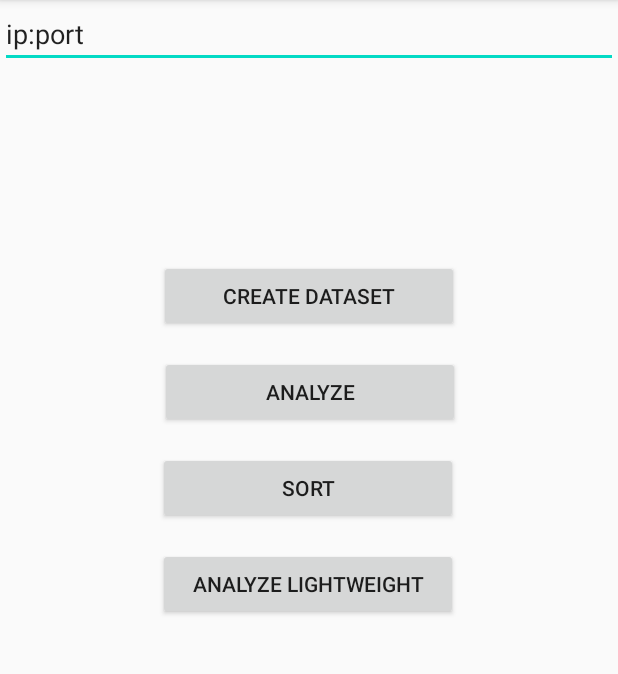
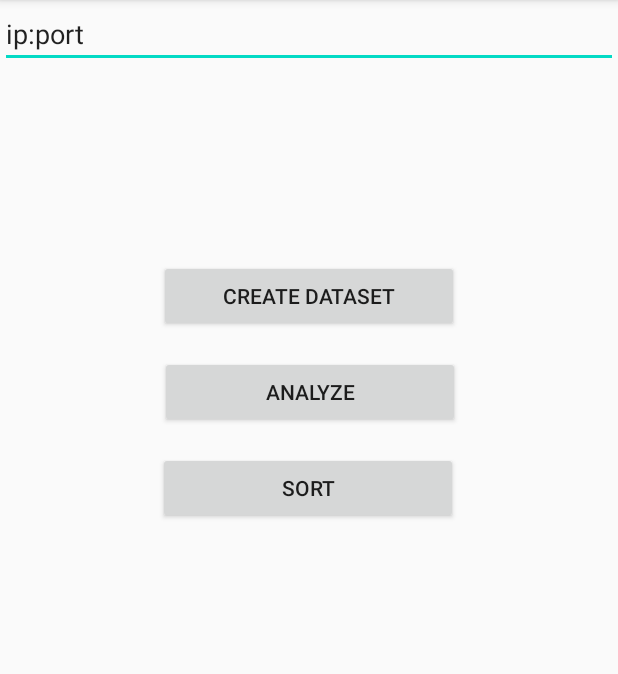
Before and after one commit to czpmk/LegoSorterAppLW, an Android app: the screen it shows after launch (MainActivity), on a phone screen of 412 x 824 dp, the part 84-758 px from its top. Run offline under Robolectric (Android 15) with nearby library versions, the phone set to English and light mode, and no system bars; our stand-ins replace data binding.

Commit message:
Revert "Add AnalyzeLW for custom Analysis with reduced communication"
This reverts commit cad02c2c525e60587401ba3cb2588f332a3b1c34.

```diff
--- a/app/src/main/java/com/lsorter/view/StartFragment.kt
+++ b/app/src/main/java/com/lsorter/view/StartFragment.kt
@@ -65,11 +65,5 @@ class StartFragment : Fragment() {
                 StartFragmentDirections.actionStartFragmentToSortFragment()
             )
         )
-
-        binding.analyzeButtonLW.setOnClickListener(
-            Navigation.createNavigateOnClickListener(
-                StartFragmentDirections.actionStartFragmentToAnalyzeFragmentLW()
-            )
-        )
     }
 }
--- a/app/src/main/res/layout/fragment_start.xml
+++ b/app/src/main/res/layout/fragment_start.xml
@@ -53,17 +53,6 @@
             app:layout_constraintStart_toStartOf="parent"
             app:layout_constraintTop_toBottomOf="@+id/analyze_button" />
 
-        <Button
-            android:id="@+id/analyze_button_LW"
-            android:layout_width="200dp"
-            android:layout_height="wrap_content"
-            android:layout_marginTop="16dp"
-            android:text="@string/analyzeLW"
-            app:layout_constraintEnd_toEndOf="parent"
-            app:layout_constraintHorizontal_bias="0.497"
-            app:layout_constraintStart_toStartOf="parent"
-            app:layout_constraintTop_toBottomOf="@+id/sort_button" />
-
     </androidx.constraintlayout.widget.ConstraintLayout>
 
 </layout>
--- a/app/src/main/res/navigation/navigation.xml
+++ b/app/src/main/res/navigation/navigation.xml
@@ -18,13 +18,6 @@
             app:popEnterAnim="@android:anim/slide_in_left"
             app:popExitAnim="@android:anim/slide_out_right" />
         <action
-            android:id="@+id/action_startFragment_to_analyzeFragment_LW"
-            app:destination="@id/AnalyzeLWFragment"
-            app:enterAnim="@android:anim/slide_in_left"
-            app:exitAnim="@android:anim/slide_out_right"
-            app:popEnterAnim="@android:anim/slide_in_left"
-            app:popExitAnim="@android:anim/slide_out_right" />
-        <action
             android:id="@+id/action_startFragment_to_captureDialogFragment"
             app:destination="@id/captureDialogFragment" />
         <action
@@ -36,11 +29,6 @@
         android:name="com.lsorter.view.analyze.AnalyzeFragment"
         android:label="fragment_analyze"
         tools:layout="@layout/fragment_analyze" />
-    <fragment
-        android:id="@+id/AnalyzeLWFragment"
-        android:name="com.lsorter.view.analyzeLW.AnalyzeLWFragment"
-        android:label="fragment_analyze_lw"
-        tools:layout="@layout/fragment_analyze_lw" />
     <dialog
         android:id="@+id/captureDialogFragment"
         android:name="com.lsorter.view.capture.CaptureDialogFragment"
--- a/app/src/main/res/values/strings.xml
+++ b/app/src/main/res/values/strings.xml
@@ -8,7 +8,6 @@
     <string name="create_dataset">Create dataset</string>
     <string name="sort">Sort</string>
     <string name="analyze">Analyze</string>
-    <string name="analyzeLW">Analyze Lightweight</string>
     <string name="start_text">Start</string>
     <string name="stop_text">Stop</string>
     <string name="stop_sorting_text">Stop sorting</string>
```
Also changed, not shown: app/src/main/java/com/lsorter/view/analyzeLW/AnalyzeLWFragment.kt (deleted, +0 -124 lines), app/src/main/java/com/lsorter/view/analyzeLW/AnalyzeLWViewModel.kt (deleted, +0 -16 lines), app/src/main/res/layout/fragment_analyze_lw.xml (deleted, +0 -48 lines).
